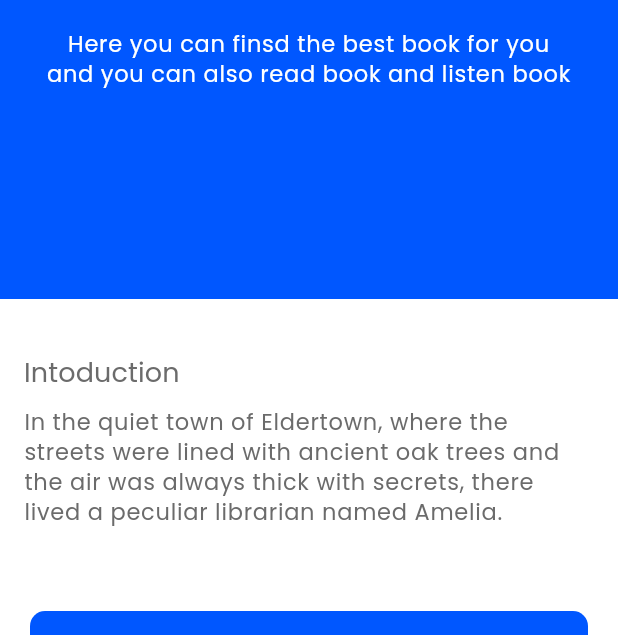
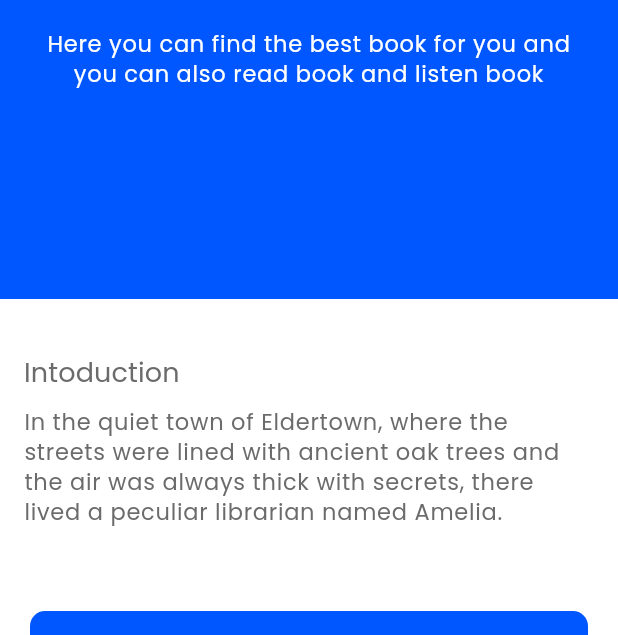
Before and after one commit to sumin9867/Project6, a Flutter app: the screen it shows after launch, on a phone screen of 412 x 824 dp, the part 601-1236 px from its top. Run offline on Flutter 3.47's test engine with Material 2 defaults, Android fonts, the phone set to English and light mode, and no system bars.

Commit message:
Spelling correction

```diff
--- a/lib/pages/welcomepage.dart
+++ b/lib/pages/welcomepage.dart
@@ -37,7 +37,7 @@ class WelcomePage extends StatelessWidget {
                     height: 20,
                   ),
                   Text(
-                    "Here you can finsd the best book for you and you can also read book and listen book",
+                    "Here you can find the best book for you and you can also read book and listen book",
                     textAlign: TextAlign.center,
                     style: Theme.of(context).textTheme.labelMedium?.copyWith(
                         color: Theme.of(context).colorScheme.background),
```
